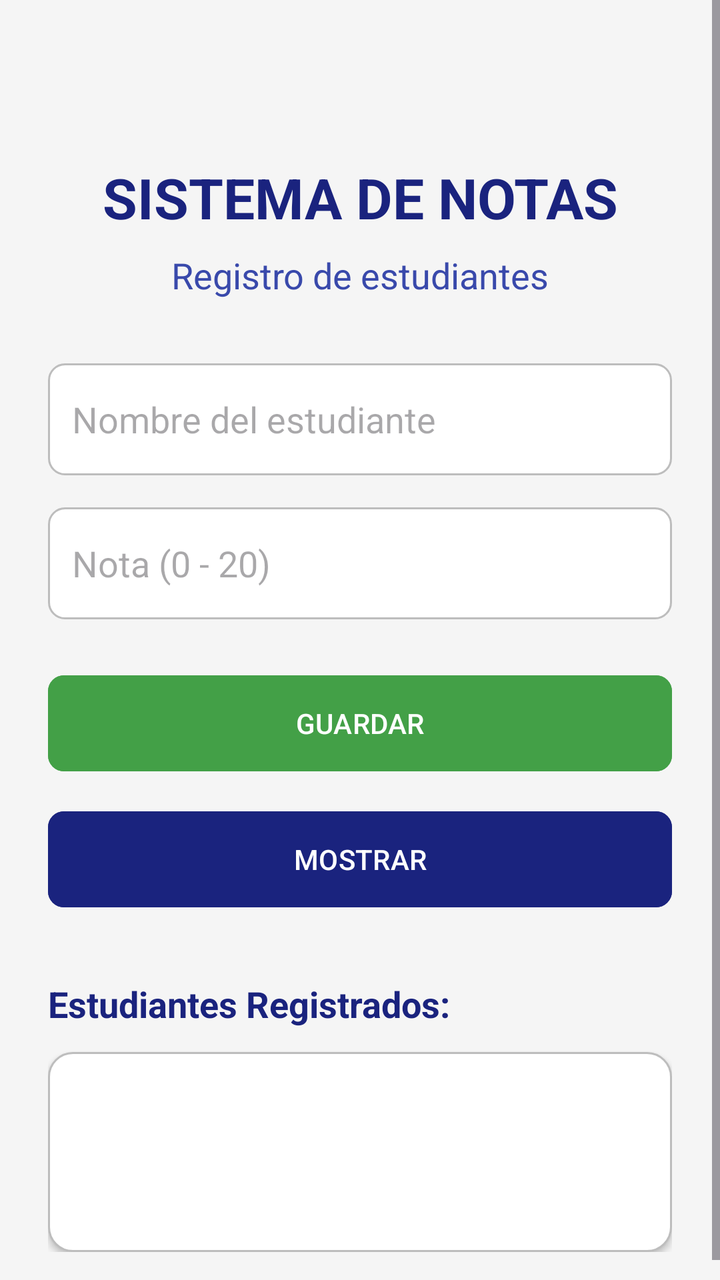
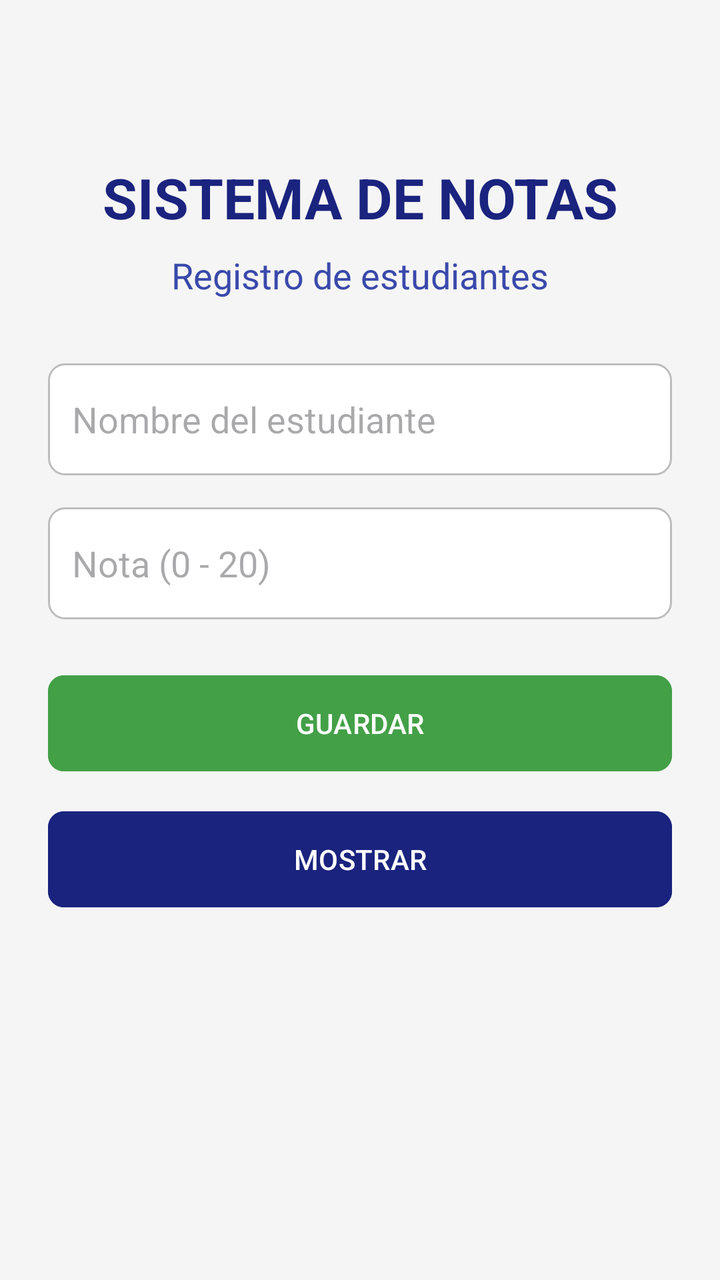

The first picture is an Android layout as it rendered before a commit; the second is the same layout after the commit. The layout source and the unified diff follow.
<!-- AndroidManifest.xml: application theme Theme.Sistemas_Notas -->
<!-- res/layout/activity_main.xml -->
<?xml version="1.0" encoding="utf-8"?>
<ScrollView xmlns:android="http://schemas.android.com/apk/res/android"
    xmlns:app="http://schemas.android.com/apk/res-auto"
    xmlns:tools="http://schemas.android.com/tools"
    android:layout_width="match_parent"
    android:layout_height="match_parent"
    android:background="@color/backgroundColor"
    android:fillViewport="true"
    tools:context=".MainActivity">

    <LinearLayout
        android:layout_width="match_parent"
        android:layout_height="wrap_content"
        android:orientation="vertical"
        android:paddingStart="24dp"
        android:paddingEnd="24dp"
        android:paddingTop="80dp"
        android:paddingBottom="24dp">

        <TextView
            android:layout_width="match_parent"
            android:layout_height="wrap_content"
            android:text="@string/title_main"
            android:textColor="@color/primaryColor"
            android:textSize="28sp"
            android:textStyle="bold"
            android:gravity="center"
            android:layout_marginBottom="8dp"/>

        <TextView
            android:layout_width="match_parent"
            android:layout_height="wrap_content"
            android:text="@string/subtitle_main"
            android:textColor="@color/primaryLightColor"
            android:textSize="18sp"
            android:gravity="center"
            android:layout_marginBottom="32dp"/>

        <EditText
            android:id="@+id/etName"
            android:layout_width="match_parent"
            android:layout_height="56dp"
            android:hint="@string/hint_name"
            android:inputType="textPersonName"
            android:background="@drawable/edit_text_border"
            android:paddingStart="12dp"
            android:paddingEnd="12dp"
            android:layout_marginBottom="16dp"
            android:autofillHints="name" />

        <EditText
            android:id="@+id/etGrade"
            android:layout_width="match_parent"
            android:layout_height="56dp"
            android:hint="@string/hint_grade"
            android:inputType="number"
            android:background="@drawable/edit_text_border"
            android:paddingStart="12dp"
            android:paddingEnd="12dp"
            android:layout_marginBottom="24dp"
            android:autofillHints="none" />

        <Button
            android:id="@+id/btnSave"
            android:layout_width="match_parent"
            android:layout_height="56dp"
            android:text="@string/btn_save"
            android:backgroundTint="@color/secondaryColor"
            android:textColor="@color/white"
            android:layout_marginBottom="12dp"
            app:cornerRadius="8dp"/>

        <Button
            android:id="@+id/btnShow"
            android:layout_width="match_parent"
            android:layout_height="56dp"
            android:text="@string/btn_show"
            android:backgroundTint="@color/primaryColor"
            android:textColor="@color/white"
            android:layout_marginBottom="32dp"
            app:cornerRadius="8dp"/>

        <TextView
            android:layout_width="match_parent"
            android:layout_height="wrap_content"
            android:text="@string/results_title"
            android:textColor="@color/primaryColor"
            android:textSize="18sp"
            android:textStyle="bold"
            android:layout_marginBottom="12dp"/>

        <TextView
            android:id="@+id/tvResults"
            android:layout_width="match_parent"
            android:layout_height="wrap_content"
            android:minHeight="100dp"
            android:text=""
            android:textColor="@color/textColor"
            android:textSize="16sp"
            android:lineSpacingExtra="6dp"
            android:background="@drawable/results_border"
            android:padding="16dp"
            android:elevation="2dp"/>

    </LinearLayout>
</ScrollView>
<!-- resources referenced by this layout -->
<resources>
  <color name="backgroundColor">#F5F5F5</color>
  <color name="primaryColor">#1A237E</color>
  <color name="primaryLightColor">#3949AB</color>
  <color name="secondaryColor">#43A047</color>
  <color name="textColor">#212121</color>
  <color name="white">#FFFFFF</color>
  <!-- drawable edit_text_border (drawable) -->
  <?xml version="1.0" encoding="utf-8"?>
  <shape xmlns:android="http://schemas.android.com/apk/res/android">
      <solid android:color="@color/white" />
      <stroke
          android:width="1dp"
          android:color="@color/gray" />
      <corners android:radius="8dp" />
  </shape>
  <!-- drawable results_border (drawable) -->
  <?xml version="1.0" encoding="utf-8"?>
  <shape xmlns:android="http://schemas.android.com/apk/res/android">
      <solid android:color="@color/white" />
      <stroke
          android:width="1dp"
          android:color="@color/gray" />
      <corners android:radius="12dp" />
  </shape>
  <string name="btn_save">GUARDAR</string>
  <string name="btn_show">MOSTRAR</string>
  <string name="hint_grade">Nota (0 - 20)</string>
  <string name="hint_name">Nombre del estudiante</string>
  <string name="results_title">Estudiantes Registrados:</string>
  <string name="subtitle_main">Registro de estudiantes</string>
  <string name="title_main">SISTEMA DE NOTAS</string>
  <style name="Theme.Sistemas_Notas" parent="Base.Theme.Sistemas_Notas" />
  <color name="gray">#BDBDBD</color>
  <style name="Base.Theme.Sistemas_Notas" parent="Theme.Material3.DayNight.NoActionBar">
          
          
      </style>
</resources>

<!-- the commit's change to res/layout/activity_main.xml (unified diff, before → after) -->
@@ -81,13 +81,15 @@
             app:cornerRadius="8dp"/>
 
         <TextView
+            android:id="@+id/tvResultsTitle"
             android:layout_width="match_parent"
             android:layout_height="wrap_content"
             android:text="@string/results_title"
             android:textColor="@color/primaryColor"
             android:textSize="18sp"
             android:textStyle="bold"
-            android:layout_marginBottom="12dp"/>
+            android:layout_marginBottom="12dp"
+            android:visibility="gone"/>
 
         <TextView
             android:id="@+id/tvResults"
@@ -100,7 +102,8 @@
             android:lineSpacingExtra="6dp"
             android:background="@drawable/results_border"
             android:padding="16dp"
-            android:elevation="2dp"/>
+            android:elevation="2dp"
+            android:visibility="gone"/>
 
     </LinearLayout>
 </ScrollView>
